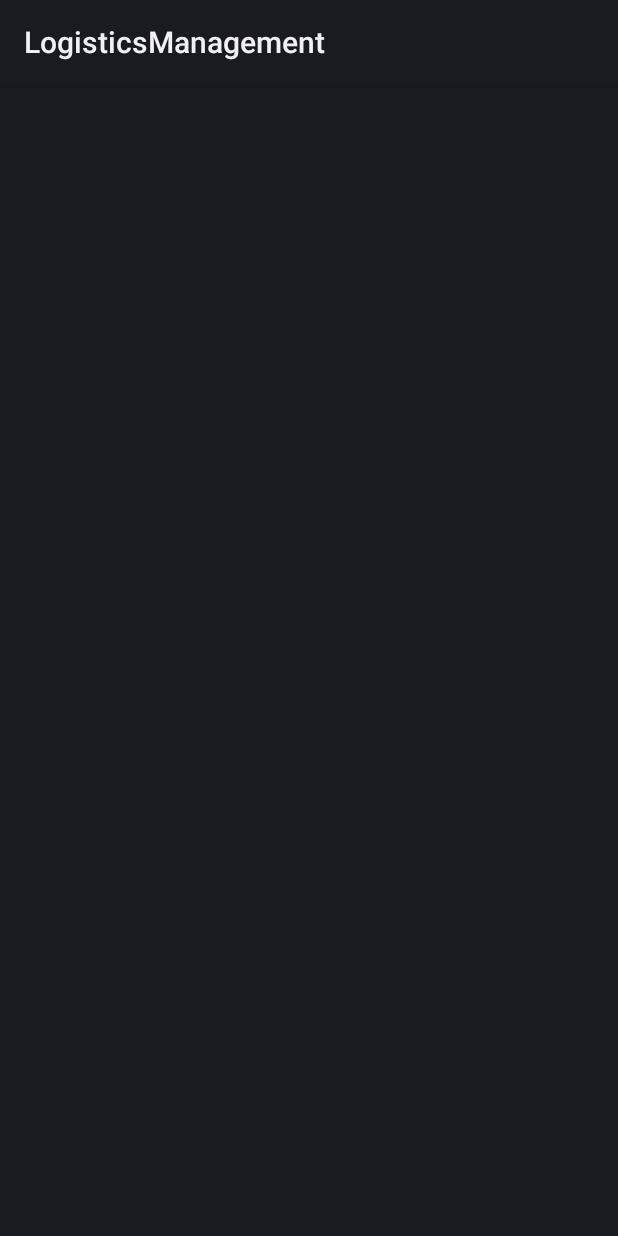
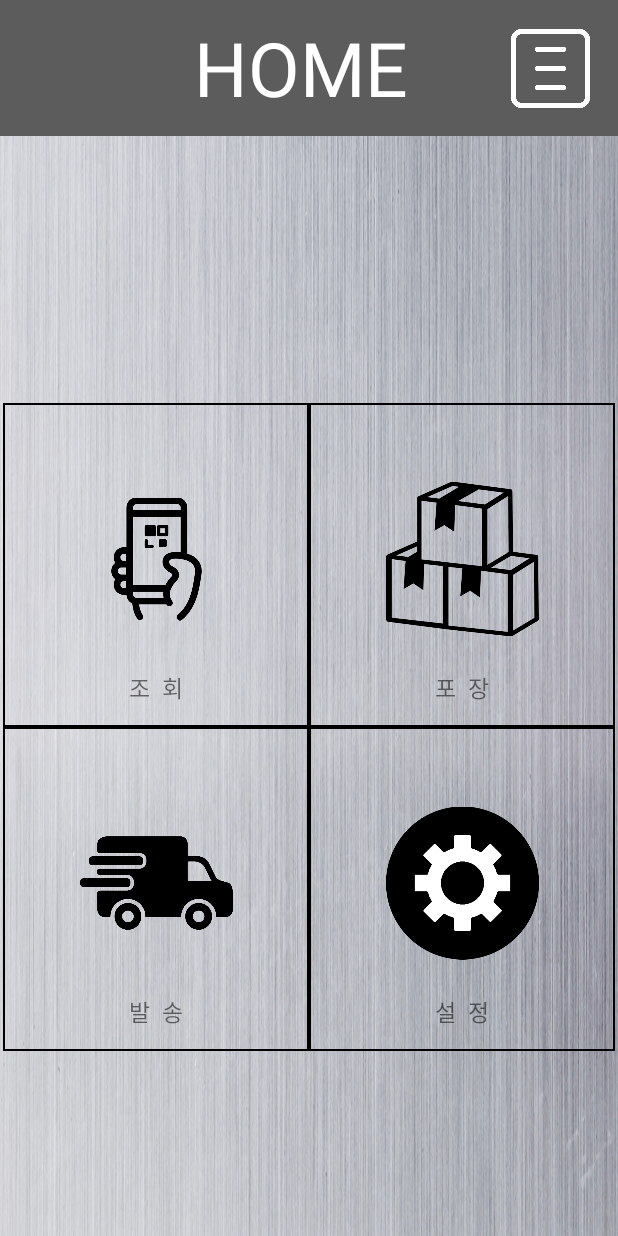
Before and after one commit to jaeyoungoh/logisticsmanagement, an Android app: the screen it shows after launch (MainActivity), on a phone screen of 412 x 824 dp. Run offline under Robolectric (Android 15) with nearby library versions, the phone set to English and light mode, and no system bars.

Commit message:
홈 UI 배치 완료

```diff
--- /dev/null
+++ b/app/src/main/res/drawable/solid_edge.xml
@@ -0,0 +1,8 @@
+<?xml version="1.0" encoding="utf-8"?>
+<layer-list xmlns:android="http://schemas.android.com/apk/res/android" >
+    <item>
+        <shape android:shape="rectangle">
+            <stroke android:width = "1.5dp" android:color = "#000000"/>
+        </shape>
+    </item>
+</layer-list>
--- a/app/src/main/res/layout/activity_main.xml
+++ b/app/src/main/res/layout/activity_main.xml
@@ -8,14 +8,16 @@
     tools:context=".MainActivity">
 <!--  Head -->
     <androidx.constraintlayout.widget.ConstraintLayout
+        android:id="@+id/cstrMain"
         android:layout_width="0dp"
         android:layout_height="0dp"
         android:background="#5C5C5C"
-        app:layout_constraintBottom_toTopOf="@+id/TopGuideline"
+        app:layout_constraintHeight_percent="0.11"
+        app:layout_constraintTop_toTopOf="parent"
+        app:layout_constraintTop_toBottomOf="parent"
         app:layout_constraintEnd_toEndOf="parent"
         app:layout_constraintHorizontal_bias="0.0"
         app:layout_constraintStart_toStartOf="parent"
-        app:layout_constraintTop_toTopOf="parent"
         app:layout_constraintVertical_bias="0.0">
 
         <TextView
@@ -31,80 +33,203 @@
             app:layout_constraintStart_toStartOf="parent"
             app:layout_constraintTop_toTopOf="parent" />
 
-        <Button
+        <ImageButton
             android:id="@+id/btnMenu"
             android:layout_width="70dp"
-            android:layout_height="0dp"
+            android:layout_height="70dp"
             android:layout_marginEnd="10dp"
-            android:background="@drawable/menu_icon_white"
+            android:src="@drawable/menu_icon_white"
+            android:scaleType="fitCenter"
+            android:background="@null"
             app:layout_constraintBottom_toBottomOf="parent"
             app:layout_constraintEnd_toEndOf="parent"
             app:layout_constraintTop_toTopOf="parent" />
 
     </androidx.constraintlayout.widget.ConstraintLayout>
 <!-- Body -->
-    <Button
-        android:id="@+id/btnSearch"
+    <androidx.constraintlayout.widget.ConstraintLayout
+        android:id="@+id/cstrQRSearch"
         android:layout_width="0dp"
         android:layout_height="0dp"
-        android:layout_marginTop="100dp"
-        android:layout_marginEnd="10dp"
-        android:layout_marginBottom="50dp"
-        android:background="@drawable/qr_code_icon"
-        android:textSize="50sp"
-        app:layout_constraintBottom_toTopOf="@+id/btnSending"
-        app:layout_constraintEnd_toStartOf="@+id/btnPackaging"
-        app:layout_constraintStart_toStartOf="@+id/LeftGuideline"
-        app:layout_constraintTop_toTopOf="@+id/TopGuideline" />
+        android:layout_marginStart="2dp"
+        android:background="@drawable/solid_edge"
+        app:layout_constraintBottom_toTopOf="@+id/cstrSending"
+        app:layout_constraintEnd_toStartOf="@+id/cstrPackaging"
+        app:layout_constraintHorizontal_chainStyle="packed"
+        app:layout_constraintStart_toStartOf="parent"
+        app:layout_constraintTop_toBottomOf="@+id/TopBodyGuideline"
+        app:layout_constraintVertical_chainStyle="packed">
 
-    <Button
-        android:id="@+id/btnPackaging"
+        <ImageButton
+            android:id="@+id/btnSearch"
+            android:layout_width="0dp"
+            android:layout_height="0dp"
+            app:layout_constraintHeight_percent="0.5"
+            app:layout_constraintWidth_percent="0.5"
+            android:layout_marginTop="50dp"
+            android:layout_marginBottom="20dp"
+            android:src="@drawable/qr_code_icon"
+            android:scaleType="fitCenter"
+            android:background="@null"
+            android:padding="10dp"
+            app:layout_constraintBottom_toTopOf="@+id/textView"
+            app:layout_constraintEnd_toEndOf="parent"
+            app:layout_constraintStart_toStartOf="parent"
+            app:layout_constraintTop_toTopOf="parent" />
+
+        <TextView
+            android:id="@+id/textView"
+            android:layout_width="0dp"
+            android:layout_height="0dp"
+            android:layout_marginBottom="15dp"
+            android:gravity="center"
+            android:text="조  회"
+            android:autoSizeTextType="uniform"
+            app:layout_constraintBottom_toBottomOf="parent"
+            app:layout_constraintEnd_toEndOf="parent"
+            app:layout_constraintStart_toStartOf="parent"
+            app:layout_constraintTop_toBottomOf="@+id/btnSearch" />
+    </androidx.constraintlayout.widget.ConstraintLayout>
+
+    <androidx.constraintlayout.widget.ConstraintLayout
+        android:id="@+id/cstrPackaging"
         android:layout_width="0dp"
         android:layout_height="0dp"
-        android:layout_marginStart="10dp"
-        android:layout_marginTop="100dp"
-        android:layout_marginBottom="50dp"
-        android:background="@drawable/boxes"
-        android:textSize="50sp"
-        app:layout_constraintBottom_toTopOf="@+id/btnSetting"
-        app:layout_constraintEnd_toStartOf="@+id/RightGuideline"
-        app:layout_constraintStart_toEndOf="@+id/btnSearch"
-        app:layout_constraintTop_toTopOf="@+id/TopGuideline" />
+        android:layout_marginEnd="2dp"
+        android:background="@drawable/solid_edge"
+        app:layout_constraintBottom_toTopOf="@+id/cstrSetting"
+        app:layout_constraintEnd_toEndOf="parent"
+        app:layout_constraintHorizontal_chainStyle="packed"
+        app:layout_constraintStart_toEndOf="@+id/cstrQRSearch"
+        app:layout_constraintTop_toBottomOf="@+id/TopBodyGuideline"
+        app:layout_constraintVertical_chainStyle="packed">
 
-    <Button
-        android:id="@+id/btnSending"
+        <ImageButton
+            android:id="@+id/btnPackaging"
+            android:layout_width="0dp"
+            android:layout_height="0dp"
+            app:layout_constraintHeight_percent="0.5"
+            app:layout_constraintWidth_percent="0.5"
+            android:layout_marginTop="50dp"
+            android:layout_marginBottom="20dp"
+            android:scaleType="fitCenter"
+            android:background="@null"
+            android:src="@drawable/boxes"
+            app:layout_constraintBottom_toTopOf="@+id/textView4"
+            app:layout_constraintEnd_toEndOf="parent"
+            app:layout_constraintStart_toStartOf="parent"
+            app:layout_constraintTop_toTopOf="parent"/>
+
+
+        <TextView
+            android:id="@+id/textView4"
+            android:layout_width="0dp"
+            android:layout_height="0dp"
+            android:layout_marginBottom="15dp"
+            android:gravity="center"
+            android:text="포  장"
+            android:autoSizeTextType="uniform"
+            app:layout_constraintBottom_toBottomOf="parent"
+            app:layout_constraintEnd_toEndOf="parent"
+            app:layout_constraintStart_toStartOf="parent"
+            app:layout_constraintTop_toBottomOf="@+id/btnPackaging" />
+    </androidx.constraintlayout.widget.ConstraintLayout>
+
+
+    <androidx.constraintlayout.widget.ConstraintLayout
+        android:id="@+id/cstrSending"
         android:layout_width="0dp"
         android:layout_height="0dp"
-        android:layout_marginTop="50dp"
-        android:layout_marginEnd="10dp"
-        android:layout_marginBottom="100dp"
-        android:background="@drawable/shipping_icon"
-        android:textSize="50sp"
+        android:layout_marginStart="2dp"
+        android:background="@drawable/solid_edge"
         app:layout_constraintBottom_toTopOf="@+id/BottomGuideline"
-        app:layout_constraintEnd_toStartOf="@+id/btnSetting"
-        app:layout_constraintStart_toStartOf="@+id/LeftGuideline"
-        app:layout_constraintTop_toBottomOf="@+id/btnSearch" />
+        app:layout_constraintEnd_toStartOf="@id/cstrSetting"
+        app:layout_constraintStart_toStartOf="parent"
+        app:layout_constraintTop_toBottomOf="@+id/cstrQRSearch"
+        app:layout_constraintVertical_chainStyle="packed">
 
-    <Button
-        android:id="@+id/btnSetting"
+        <ImageButton
+            android:id="@+id/btnSending"
+            android:layout_width="0dp"
+            android:layout_height="0dp"
+            app:layout_constraintHeight_percent="0.5"
+            app:layout_constraintWidth_percent="0.5"
+            android:layout_marginTop="50dp"
+            android:layout_marginBottom="20dp"
+            android:scaleType="fitCenter"
+            android:background="@null"
+            android:src="@drawable/shipping_icon"
+            app:layout_constraintBottom_toTopOf="@+id/textView2"
+            app:layout_constraintEnd_toEndOf="parent"
+            app:layout_constraintStart_toStartOf="parent"
+            app:layout_constraintTop_toTopOf="parent" />
+
+        <TextView
+            android:id="@+id/textView2"
+            android:layout_width="0dp"
+            android:layout_height="0dp"
+            android:layout_marginBottom="15dp"
+            android:gravity="center"
+            android:text="발  송"
+            android:autoSizeTextType="uniform"
+            app:layout_constraintBottom_toBottomOf="parent"
+            app:layout_constraintEnd_toEndOf="parent"
+            app:layout_constraintStart_toStartOf="parent"
+            app:layout_constraintTop_toBottomOf="@+id/btnSending" />
+    </androidx.constraintlayout.widget.ConstraintLayout>
+
+    <androidx.constraintlayout.widget.ConstraintLayout
+        android:id="@+id/cstrSetting"
         android:layout_width="0dp"
         android:layout_height="0dp"
-        android:layout_marginStart="10dp"
-        android:layout_marginTop="50dp"
-        android:layout_marginBottom="100dp"
-        android:background="@drawable/settings_icon"
-        android:textSize="50sp"
+        android:layout_marginEnd="2dp"
+        android:background="@drawable/solid_edge"
         app:layout_constraintBottom_toTopOf="@+id/BottomGuideline"
-        app:layout_constraintEnd_toStartOf="@+id/RightGuideline"
-        app:layout_constraintStart_toEndOf="@+id/btnSending"
-        app:layout_constraintTop_toBottomOf="@+id/btnPackaging" />
+
+        app:layout_constraintEnd_toEndOf="parent"
+        app:layout_constraintStart_toEndOf="@+id/cstrSending"
+        app:layout_constraintTop_toBottomOf="@+id/cstrPackaging"
+        app:layout_constraintVertical_chainStyle="packed">
+
+        <ImageButton
+            android:id="@+id/btnSetting"
+            android:layout_width="0dp"
+            android:layout_height="0dp"
+            app:layout_constraintHeight_percent="0.5"
+            app:layout_constraintWidth_percent="0.5"
+            android:layout_marginStart="100dp"
+            android:layout_marginTop="50dp"
+            android:layout_marginEnd="100dp"
+            android:layout_marginBottom="20dp"
+            android:scaleType="fitCenter"
+            android:background="@null"
+            android:src="@drawable/settings_icon"
+            app:layout_constraintBottom_toTopOf="@+id/textView3"
+            app:layout_constraintEnd_toEndOf="parent"
+            app:layout_constraintStart_toStartOf="parent"
+            app:layout_constraintTop_toTopOf="parent" />
+
+        <TextView
+            android:id="@+id/textView3"
+            android:layout_width="0dp"
+            android:layout_height="0dp"
+            android:layout_marginBottom="15dp"
+            android:gravity="center"
+            android:text="설  정"
+            android:autoSizeTextType="uniform"
+            app:layout_constraintBottom_toBottomOf="parent"
+            app:layout_constraintEnd_toEndOf="parent"
+            app:layout_constraintStart_toStartOf="parent"
+            app:layout_constraintTop_toBottomOf="@+id/btnSetting" />
+    </androidx.constraintlayout.widget.ConstraintLayout>
+
 
     <androidx.constraintlayout.widget.Guideline
-        android:id="@+id/TopGuideline"
+        android:id="@+id/TopBodyGuideline"
         android:layout_width="1dp"
         android:layout_height="0dp"
         android:orientation="horizontal"
-        app:layout_constraintGuide_percent="0.1"
+        app:layout_constraintGuide_begin="269dp"
         app:layout_constraintTop_toTopOf="parent" />
 
     <androidx.constraintlayout.widget.Guideline
@@ -115,20 +240,20 @@
         app:layout_constraintBottom_toBottomOf="parent"
         app:layout_constraintGuide_percent="0.85" />
 
-    <androidx.constraintlayout.widget.Guideline
-        android:id="@+id/LeftGuideline"
-        android:layout_width="1dp"
-        android:layout_height="0dp"
-        android:orientation="vertical"
-        app:layout_constraintGuide_percent="0.15"
-        app:layout_constraintStart_toStartOf="parent" />
+<!--    <androidx.constraintlayout.widget.Guideline-->
+<!--        android:id="@+id/LeftGuideline"-->
+<!--        android:layout_width="1dp"-->
+<!--        android:layout_height="0dp"-->
+<!--        android:orientation="vertical"-->
+<!--        app:layout_constraintGuide_percent="0.15"-->
+<!--        app:layout_constraintStart_toStartOf="parent" />-->
 
-    <androidx.constraintlayout.widget.Guideline
-        android:id="@+id/RightGuideline"
-        android:layout_width="1dp"
-        android:layout_height="0dp"
-        android:orientation="vertical"
-        app:layout_constraintEnd_toEndOf="parent"
-        app:layout_constraintGuide_percent="0.85" />
+<!--    <androidx.constraintlayout.widget.Guideline-->
+<!--        android:id="@+id/RightGuideline"-->
+<!--        android:layout_width="1dp"-->
+<!--        android:layout_height="0dp"-->
+<!--        android:orientation="vertical"-->
+<!--        app:layout_constraintEnd_toEndOf="parent"-->
+<!--        app:layout_constraintGuide_percent="0.85" />-->
 
 </androidx.constraintlayout.widget.ConstraintLayout>
--- a/app/src/main/res/values-night/themes.xml
+++ b/app/src/main/res/values-night/themes.xml
@@ -2,15 +2,15 @@
     <!-- Base application theme. -->
     <style name="Theme.LogisticsManagement" parent="Theme.MaterialComponents.DayNight.DarkActionBar">
         <!-- Primary brand color. -->
-        <item name="colorPrimary">@color/purple_200</item>
-        <item name="colorPrimaryVariant">@color/purple_700</item>
-        <item name="colorOnPrimary">@color/black</item>
-        <!-- Secondary brand color. -->
-        <item name="colorSecondary">@color/teal_200</item>
-        <item name="colorSecondaryVariant">@color/teal_200</item>
-        <item name="colorOnSecondary">@color/black</item>
-        <!-- Status bar color. -->
-        <item name="android:statusBarColor" tools:targetApi="l">?attr/colorPrimaryVariant</item>
+<!--        <item name="colorPrimary">@color/purple_200</item>-->
+<!--        <item name="colorPrimaryVariant">@color/purple_700</item>-->
+<!--        <item name="colorOnPrimary">@color/black</item>-->
+<!--        &lt;!&ndash; Secondary brand color. &ndash;&gt;-->
+<!--        <item name="colorSecondary">@color/teal_200</item>-->
+<!--        <item name="colorSecondaryVariant">@color/teal_200</item>-->
+<!--        <item name="colorOnSecondary">@color/black</item>-->
+<!--        &lt;!&ndash; Status bar color. &ndash;&gt;-->
+<!--        <item name="android:statusBarColor" tools:targetApi="l">?attr/colorPrimaryVariant</item>-->
         <!-- Customize your theme here. -->
     </style>
 </resources>
--- a/app/src/main/res/values/themes.xml
+++ b/app/src/main/res/values/themes.xml
@@ -1,7 +1,7 @@
 <resources xmlns:tools="http://schemas.android.com/tools">
     <!-- Base application theme. -->
-<!--    <style name="Theme.LogisticsManagement" parent="Theme.MaterialComponents.DayNight.DarkActionBar">-->
-<!--        &lt;!&ndash; Primary brand color. &ndash;&gt;-->
+    <style name="Theme.LogisticsManagement" parent="Theme.MaterialComponents.DayNight.DarkActionBar">
+        <!-- Primary brand color. -->
 <!--        <item name="colorPrimary">@color/purple_500</item>-->
 <!--        <item name="colorPrimaryVariant">@color/purple_700</item>-->
 <!--        <item name="colorOnPrimary">@color/white</item>-->
@@ -11,6 +11,6 @@
 <!--        <item name="colorOnSecondary">@color/black</item>-->
 <!--        &lt;!&ndash; Status bar color. &ndash;&gt;-->
 <!--        <item name="android:statusBarColor" tools:targetApi="l">?attr/colorPrimaryVariant</item>-->
-<!--        &lt;!&ndash; Customize your theme here. &ndash;&gt;-->
-<!--    </style>-->
+        <!-- Customize your theme here. -->
+    </style>
 </resources>
```
